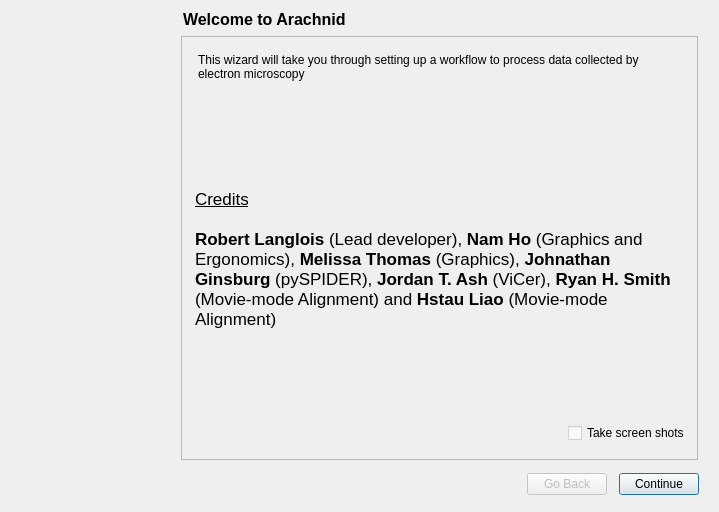
ezralanglois/arachnid, file arachnid/core/gui/pyui/ProjectUI.ui: the form before one commit.
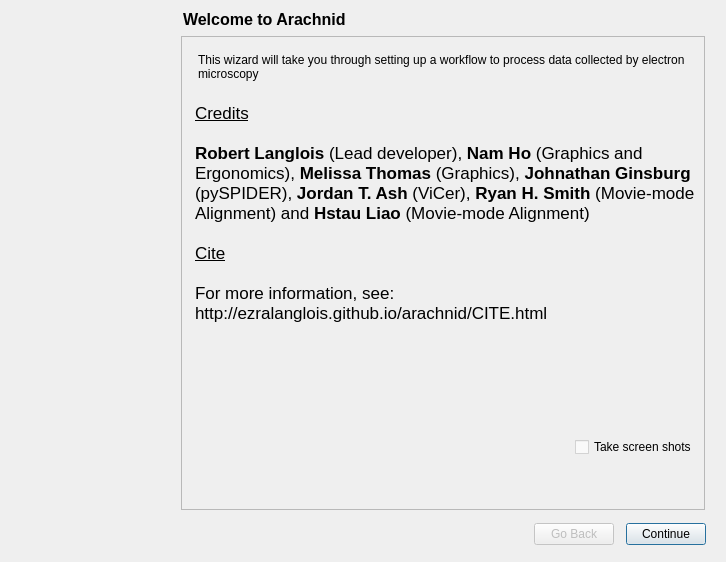
The form after the commit. Icons and pictures are not drawn.

Diff of the .ui file:
```diff
--- a/arachnid/core/gui/pyui/ProjectUI.ui
+++ b/arachnid/core/gui/pyui/ProjectUI.ui
@@ -6,8 +6,8 @@
    <rect>
     <x>0</x>
     <y>0</y>
-    <width>719</width>
-    <height>512</height>
+    <width>726</width>
+    <height>562</height>
    </rect>
   </property>
   <property name="windowTitle">
@@ -33,20 +33,7 @@
     <property name="rightMargin">
      <number>0</number>
     </property>
-    <item row="0" column="0">
-     <spacer name="verticalSpacer">
-      <property name="orientation">
-       <enum>Qt::Vertical</enum>
-      </property>
-      <property name="sizeHint" stdset="0">
-       <size>
-        <width>20</width>
-        <height>40</height>
-       </size>
-      </property>
-     </spacer>
-    </item>
-    <item row="7" column="0" colspan="2">
+    <item row="6" column="0" colspan="2">
      <widget class="QLabel" name="label_4">
       <property name="minimumSize">
        <size>
@@ -62,14 +49,14 @@
       </property>
      </widget>
     </item>
-    <item row="9" column="1">
+    <item row="8" column="1">
      <widget class="QCheckBox" name="screenShotCheckBox">
       <property name="text">
        <string>Take screen shots</string>
       </property>
      </widget>
     </item>
-    <item row="1" column="0" rowspan="2" colspan="2">
+    <item row="0" column="0" rowspan="2" colspan="2">
      <widget class="QLabel" name="label_14">
       <property name="palette">
        <palette>
@@ -502,14 +489,20 @@
 &lt;/style&gt;&lt;/head&gt;&lt;body style=&quot; font-family:'Lucida Grande'; font-size:13pt; font-weight:400; font-style:normal;&quot;&gt;
 &lt;p style=&quot; margin-top:0px; margin-bottom:0px; margin-left:0px; margin-right:0px; -qt-block-indent:0; text-indent:0px;&quot;&gt;&lt;span style=&quot; text-decoration: underline;&quot;&gt;Credits&lt;/span&gt;&lt;/p&gt;
 &lt;p style=&quot;-qt-paragraph-type:empty; margin-top:0px; margin-bottom:0px; margin-left:0px; margin-right:0px; -qt-block-indent:0; text-indent:0px;&quot;&gt;&lt;/p&gt;
-&lt;p style=&quot; margin-top:0px; margin-bottom:0px; margin-left:0px; margin-right:0px; -qt-block-indent:0; text-indent:0px;&quot;&gt;&lt;span style=&quot; font-weight:600; color:#000000;&quot;&gt;Robert Langlois&lt;/span&gt; (Lead developer), &lt;span style=&quot; font-weight:600;&quot;&gt;Nam Ho&lt;/span&gt; (Graphics and Ergonomics), &lt;span style=&quot; font-weight:600;&quot;&gt;Melissa Thomas &lt;/span&gt;(Graphics), &lt;span style=&quot; font-weight:600;&quot;&gt;Johnathan Ginsburg&lt;/span&gt; (pySPIDER), &lt;span style=&quot; font-weight:600;&quot;&gt;Jordan T. Ash&lt;/span&gt; (ViCer), &lt;span style=&quot; font-weight:600;&quot;&gt;Ryan H. Smith&lt;/span&gt; (Movie-mode Alignment) and &lt;span style=&quot; font-weight:600;&quot;&gt;Hstau Liao&lt;/span&gt; (Movie-mode Alignment)&lt;/p&gt;&lt;/body&gt;&lt;/html&gt;</string>
+&lt;p style=&quot; margin-top:0px; margin-bottom:0px; margin-left:0px; margin-right:0px; -qt-block-indent:0; text-indent:0px;&quot;&gt;&lt;span style=&quot; font-weight:600; color:#000000;&quot;&gt;Robert Langlois&lt;/span&gt; (Lead developer), &lt;span style=&quot; font-weight:600;&quot;&gt;Nam Ho&lt;/span&gt; (Graphics and Ergonomics), &lt;span style=&quot; font-weight:600;&quot;&gt;Melissa Thomas &lt;/span&gt;(Graphics), &lt;span style=&quot; font-weight:600;&quot;&gt;Johnathan Ginsburg&lt;/span&gt; (pySPIDER), &lt;span style=&quot; font-weight:600;&quot;&gt;Jordan T. Ash&lt;/span&gt; (ViCer), &lt;span style=&quot; font-weight:600;&quot;&gt;Ryan H. Smith&lt;/span&gt; (Movie-mode Alignment) and &lt;span style=&quot; font-weight:600;&quot;&gt;Hstau Liao&lt;/span&gt; (Movie-mode Alignment)&lt;/p&gt;
+&lt;p style=&quot;-qt-paragraph-type:empty; margin-top:0px; margin-bottom:0px; margin-left:0px; margin-right:0px; -qt-block-indent:0; text-indent:0px;&quot;&gt;&lt;/p&gt;
+&lt;p style=&quot; margin-top:0px; margin-bottom:0px; margin-left:0px; margin-right:0px; -qt-block-indent:0; text-indent:0px;&quot;&gt;&lt;span style=&quot; text-decoration: underline;&quot;&gt;Cite&lt;/span&gt;&lt;/p&gt;
+&lt;p style=&quot;-qt-paragraph-type:empty; margin-top:0px; margin-bottom:0px; margin-left:0px; margin-right:0px; -qt-block-indent:0; text-indent:0px;&quot;&gt;&lt;/p&gt;
+&lt;p style=&quot; margin-top:0px; margin-bottom:0px; margin-left:0px; margin-right:0px; -qt-block-indent:0; text-indent:0px;&quot;&gt;For more information, see:&lt;/p&gt;
+&lt;p style=&quot; margin-top:0px; margin-bottom:0px; margin-left:0px; margin-right:0px; -qt-block-indent:0; text-indent:0px;&quot;&gt;http://ezralanglois.github.io/arachnid/CITE.html&lt;/p&gt;
+&lt;p style=&quot;-qt-paragraph-type:empty; margin-top:0px; margin-bottom:0px; margin-left:0px; margin-right:0px; -qt-block-indent:0; text-indent:0px;&quot;&gt;&lt;/p&gt;&lt;/body&gt;&lt;/html&gt;</string>
       </property>
       <property name="wordWrap">
        <bool>true</bool>
       </property>
      </widget>
     </item>
-    <item row="5" column="0">
+    <item row="4" column="0">
      <widget class="QWidget" name="widget_5" native="true">
       <layout class="QVBoxLayout" name="verticalLayout_5">
        <item>
@@ -550,7 +543,7 @@
       </layout>
      </widget>
     </item>
-    <item row="5" column="1">
+    <item row="4" column="1">
      <widget class="QLabel" name="label_7">
       <property name="maximumSize">
        <size>
```
Left out of the diff: 2 changed lines with no effect on the pictures.
